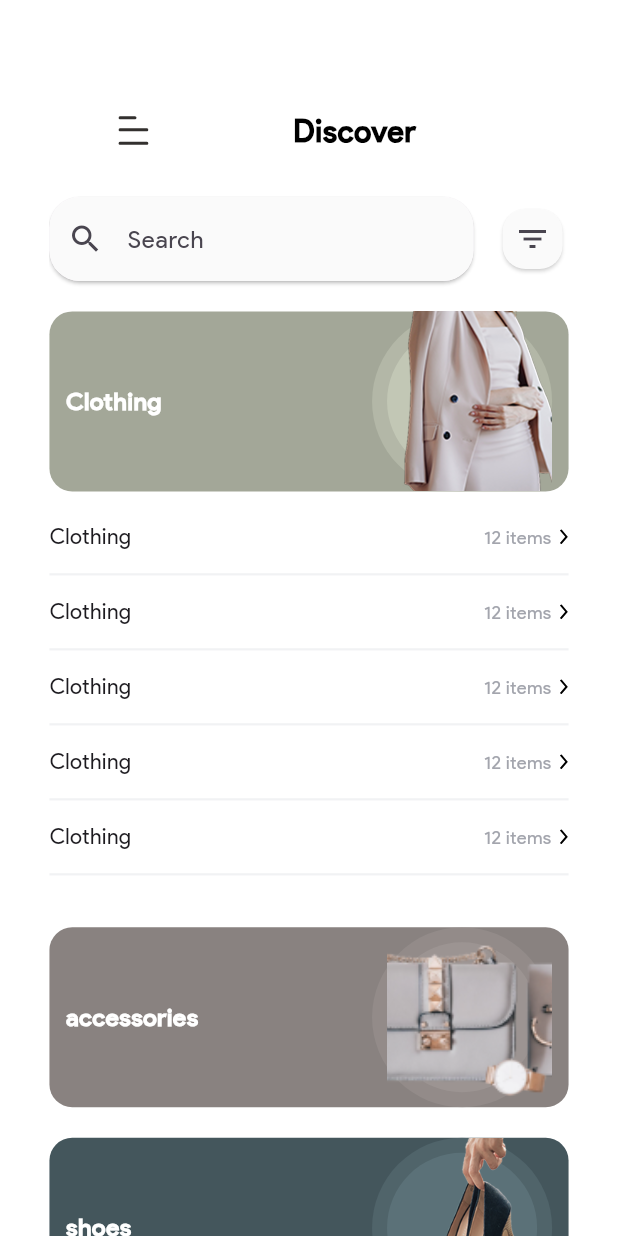
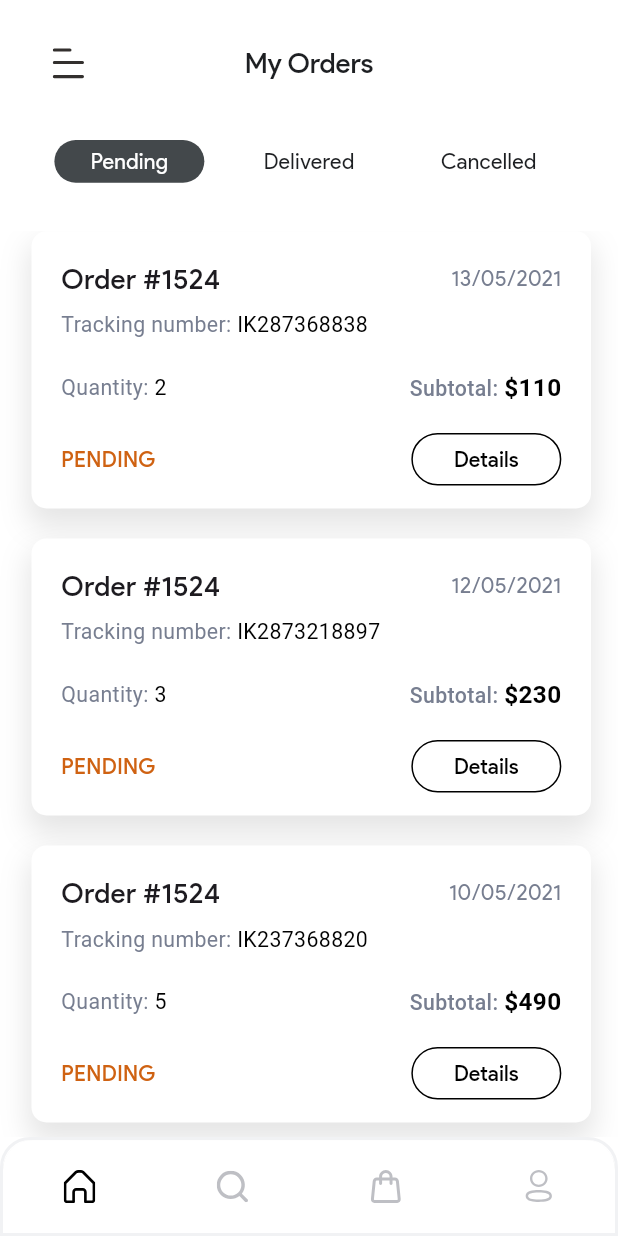
Before and after one commit to KhaledElalfy1/mentorship-ecommerce, a Flutter app: the screen it shows after launch, on a phone screen of 412 x 824 dp. Run offline on Flutter 3.47's test engine with Material 3 defaults, Android fonts, the phone set to English and light mode, and no system bars; our stand-ins replace carousel_slider, device_preview, flutter_bloc, flutter_rating_bar, flutter_screenutil, flutter_svg and 1 more.

Commit message:
Create My Orders Screens

```diff
--- a/analysis_options.yaml
+++ b/analysis_options.yaml
@@ -7,6 +7,9 @@
 
 # The following line activates a set of recommended lints for Flutter apps,
 # packages, and plugins designed to encourage good coding practices.
+analyzer:
+  errors:
+    library_private_types_in_public_api: ignore
 include: package:flutter_lints/flutter.yaml
 
 linter:
--- a/lib/core/routes/app_router.dart
+++ b/lib/core/routes/app_router.dart
@@ -6,6 +6,8 @@ import 'package:mentorship_ecommerce/features/home/presentation/view/home_view.d
 import 'package:mentorship_ecommerce/features/product_full/presentation/view/product_full_view.dart';
 import 'package:mentorship_ecommerce/features/search/presentation/logic/search_cubit/search_cubit.dart';
 import 'package:mentorship_ecommerce/features/search/presentation/view/search_view.dart';
+
+import '../../features/my_order/views/my_order_view.dart';
 
 class AppRouter {
   Route? generateRouter(RouteSettings settings) {
@@ -24,6 +26,8 @@ class AppRouter {
         );
       case Routes.productFull:
         return MaterialPageRoute(builder: (_) => const ProductFullView());
+        case Routes.myOrder:
+        return MaterialPageRoute(builder: (_) => const MyOrderView());
       default:
         return null;
     }
--- a/lib/core/routes/routes.dart
+++ b/lib/core/routes/routes.dart
@@ -9,6 +9,8 @@ class Routes {
   static const String about = '/about';
   static const String contact = '/contact';
   static const String notFound = '/not-found';
-    static const String productFull = '/ProductFull';
+  static const String productFull = '/ProductFull';
+  static const String myOrder = '/myOrder';
+
 
 }
--- a/lib/core/utils/app_color.dart
+++ b/lib/core/utils/app_color.dart
@@ -9,12 +9,19 @@ abstract class AppColor {
   static const titleColor = Color(0xff1D1F22);
   static const backgroundColor = Color(0xffFFFCFA);
   static const dividerColor = Color(0xffF3F3F6);
-  static const dotColor =Color(0xff4F4F4F);
+  static const dotColor = Color(0xff4F4F4F);
   static const starColor = Color(0xff508A7B);
-  static const favoriteIconColor =Color(0xffFF6E6E);
-
+  static const favoriteIconColor = Color(0xffFF6E6E);
   static const selectedTabColor = Color(0xff3A2C27);
   static const unSelectedTabColor = Color(0xff9D9D9D);
-
   static const textFiledFilledColor = Color(0xffFAFAFA);
+  static const textPendingColor = Color(0xffCF6212);
+  static const textDeliveredColor = Color(0xff009254);
+  static const textCanceledColor = Color(0xffC50000);
+  static const myOrderColor = Color(0xff1D1F22);
+  static const containerMyOrderColors = Color(0xff43484B);
+  static const whiteColor = Colors.white;
+  static const blackColor = Colors.black;
+  static const lightgrey = Color(0xff777E90);
+  static const unSelectedTabIconColor = Color(0xffBEBFC4);
 }
--- a/lib/core/utils/styles.dart
+++ b/lib/core/utils/styles.dart
@@ -6,8 +6,10 @@ abstract class Styles {
   static TextStyle textStyle14 = TextStyle(
     fontSize: 14.0.sp,
     fontWeight: FontWeight.w400,
+
   );
   static TextStyle textStyle16 = TextStyle(
+
     fontSize: 16.0.sp,
     fontWeight: FontWeight.bold,
   );
@@ -59,5 +61,6 @@ abstract class Styles {
     fontSize: 40.0.sp,
     fontWeight: FontWeight.bold,
 
+
   );
 }
--- /dev/null
+++ b/lib/core/utils/svgs.dart
@@ -0,0 +1,13 @@
+ class Svgs {
+
+  static const String menuIcon = 'assets/svgs/Menu_svg.svg';
+  static const String homeIcon = 'assets/svgs/home_icon.svg';
+  static const String bugIcon = 'assets/svgs/bug_icon.svg';
+  static const String searchIcon = 'assets/svgs/search_icon.svg';
+  static const String personIcon = 'assets/svgs/person_icon.svg';
+
+
+
+
+
+}
--- /dev/null
+++ b/lib/core/utils/widgets/font_weight_helper.dart
@@ -0,0 +1,12 @@
+import 'package:flutter/material.dart';
+
+class FontWeightHelper {
+  static const FontWeight thin = FontWeight.w100;
+  static const FontWeight extraLight = FontWeight.w200;
+  static const FontWeight light = FontWeight.w300;
+  static const FontWeight regular = FontWeight.w400;
+  static const FontWeight medium = FontWeight.w500;
+  static const FontWeight semiBold = FontWeight.w600;
+  static const FontWeight bold = FontWeight.w700;
+  static const FontWeight extraBold = FontWeight.w800;
+}
--- a/lib/ecommerce_app.dart
+++ b/lib/ecommerce_app.dart
@@ -3,6 +3,8 @@ import 'package:flutter_screenutil/flutter_screenutil.dart';
 import 'package:mentorship_ecommerce/constants.dart';
 import 'package:mentorship_ecommerce/core/routes/app_router.dart';
 import 'package:mentorship_ecommerce/core/routes/routes.dart';
+
+import 'core/utils/app_color.dart';
 
 class EcommerceApp extends StatelessWidget {
   const EcommerceApp({super.key});
@@ -16,9 +18,10 @@ class EcommerceApp extends StatelessWidget {
       child: MaterialApp(
         debugShowCheckedModeBanner: false,
         theme: ThemeData(
+          cardColor: AppColor.whiteColor,
           fontFamily: Constants.productSans,
         ),
-        initialRoute: Routes.discover,
+        initialRoute: Routes.myOrder,
         onGenerateRoute: AppRouter().generateRouter,
       ),
     );
--- /dev/null
+++ b/lib/features/my_order/views/my_order_view.dart
@@ -0,0 +1,16 @@
+import 'package:flutter/material.dart';
+
+import 'my_order_view_body.dart';
+
+class MyOrderView extends StatelessWidget {
+  const MyOrderView({super.key, });
+
+  @override
+  Widget build(BuildContext context) {
+    return const  SafeArea(
+      child: Scaffold(
+        body: MyOrderViewBody(),
+      ),
+    );
+  }
+}
--- /dev/null
+++ b/lib/features/my_order/views/my_order_view_body.dart
@@ -0,0 +1,75 @@
+import 'package:flutter/material.dart';
+import 'package:flutter_screenutil/flutter_screenutil.dart';
+import 'package:mentorship_ecommerce/core/utils/widgets/font_weight_helper.dart';
+import 'package:mentorship_ecommerce/features/my_order/widgets/my_order_list_view.dart';
+import '../../../core/utils/app_color.dart';
+import '../widgets/bottom_nav_bar.dart';
+import '../widgets/custom_app_bar.dart';
+
+class MyOrderViewBody extends StatefulWidget {
+  const MyOrderViewBody({super.key});
+
+  @override
+  State<MyOrderViewBody> createState() => _MyOrderViewBodyState();
+}
+
+class _MyOrderViewBodyState extends State<MyOrderViewBody> {
+  int _selectedTabIndex = 0; //* Intialize the index of the selected tab
+  int _selectedBottomNavIndex = 0; //* Intialize the index of the selected bottom navigation item
+
+  final List<String> _statuses = ["Pending", "Delivered", "Cancelled"];
+
+  @override
+  Widget build(BuildContext context) {
+    return Scaffold(
+      backgroundColor: AppColor.whiteColor,
+      appBar: const CustomAppBar(),
+      body: Column(
+        children: [
+          Padding(
+            padding: EdgeInsets.symmetric(vertical: 32.h, horizontal: 33.w),
+            child: Row(
+              mainAxisAlignment: MainAxisAlignment.spaceBetween,
+              children: List.generate(_statuses.length, (index) {
+                bool isSelected = _selectedTabIndex == index;
+                return GestureDetector(
+                  onTap: () {
+                    setState(() {
+                      _selectedTabIndex = index;
+                    });
+                  },
+                  child: Container(
+                    alignment: Alignment.center,
+                    width: 91.w,
+                    height: 28.h,
+                    decoration: BoxDecoration(
+                      color: isSelected ? AppColor.containerMyOrderColors : Colors.transparent,
+                      borderRadius: BorderRadius.circular(30.r),
+                    ),
+                    child: Text(
+                      _statuses[index],
+                      style: TextStyle(
+                        fontSize: 14.sp,
+                        fontWeight: FontWeightHelper.regular,
+                        color: isSelected ? Colors.white : AppColor.myOrderColor,
+                      ),
+                    ),
+                  ),
+                );
+              }),
+            ),
+          ),
+          Expanded(child: MyOrderListView(status: _statuses[_selectedTabIndex])),
+        ],
+      ),
+      bottomNavigationBar: BottomNavBar(
+        selectedIndex: _selectedBottomNavIndex,
+        onItemTapped: (index) {
+          setState(() {
+            _selectedBottomNavIndex = index; // تحديث لون الأيقونة عند النقر
+          });
+        },
+      ),
+    );
+  }
+}
--- /dev/null
+++ b/lib/features/my_order/widgets/bottom_nav_bar.dart
@@ -0,0 +1,82 @@
+import 'package:flutter/material.dart';
+import 'package:flutter_screenutil/flutter_screenutil.dart';
+import 'package:flutter_svg/flutter_svg.dart';
+import 'package:mentorship_ecommerce/core/utils/svgs.dart';
+import '../../../core/utils/app_color.dart';
+
+class BottomNavBar extends StatelessWidget {
+  final int selectedIndex;
+  final Function(int) onItemTapped;
+
+  const BottomNavBar({
+    super.key,
+    required this.selectedIndex,
+    required this.onItemTapped,
+  });
+
+  @override
+  Widget build(BuildContext context) {
+    return Container(
+      height: 65.h,
+      width: 370.w,
+      decoration: BoxDecoration(
+        borderRadius: const BorderRadius.only(
+          topLeft: Radius.circular(20),
+          topRight: Radius.circular(20),
+        ),
+        border: Border.all(
+          color: AppColor.lightgrey.withOpacity(0.1),
+          width: 2,
+        ),
+      ),
+      child: ClipRRect(
+        borderRadius: const BorderRadius.only(
+          topLeft: Radius.circular(20),
+          topRight: Radius.circular(20),
+        ),
+        child: Theme(
+          data: Theme.of(context).copyWith(
+            splashColor: Colors.transparent,
+            highlightColor: Colors.transparent,
+          ),
+          child: BottomNavigationBar(
+
+            backgroundColor: Colors.white,
+            currentIndex: selectedIndex,
+            onTap: onItemTapped,
+            type: BottomNavigationBarType.fixed,
+            enableFeedback: false,
+            selectedItemColor: Colors.transparent,
+            unselectedItemColor: AppColor.unSelectedTabIconColor,
+            showSelectedLabels: false,
+            showUnselectedLabels: false,
+            selectedFontSize: 0,
+            unselectedFontSize: 0,
+            items: [
+              _buildNavItem(Svgs.homeIcon, 0),
+              _buildNavItem(Svgs.searchIcon, 1),
+              _buildNavItem(Svgs.bugIcon, 2),
+              _buildNavItem(Svgs.personIcon, 3),
+            ],
+          ),
+        ),
+      ),
+    );
+  }
+  BottomNavigationBarItem _buildNavItem(String assetPath, int index) {
+  return BottomNavigationBarItem(
+    icon: SvgPicture.asset(
+      assetPath,
+      width: 21,
+      height: 22,
+      colorFilter: ColorFilter.mode(
+        selectedIndex == index
+            ? Colors.black
+            : AppColor.unSelectedTabIconColor,
+        BlendMode.srcIn,
+      ),
+    ),
+    label: '',
+  );
+}
+}
--- /dev/null
+++ b/lib/features/my_order/widgets/custom_app_bar.dart
@@ -0,0 +1,40 @@
+import 'package:flutter/material.dart';
+import 'package:flutter_screenutil/flutter_screenutil.dart';
+import 'package:flutter_svg/flutter_svg.dart';
+import 'package:mentorship_ecommerce/core/utils/svgs.dart';
+import '../../../core/utils/app_color.dart';
+import '../../../core/utils/styles.dart';
+import '../../../core/utils/widgets/font_weight_helper.dart';
+
+class CustomAppBar extends StatelessWidget implements PreferredSizeWidget {
+  const CustomAppBar({super.key});
+
+  @override
+  Widget build(BuildContext context) {
+    return AppBar(
+      backgroundColor: Colors.white,
+      centerTitle: true,
+      leading: Padding(
+        padding: EdgeInsets.only(left: 32.w,top: 28.h),
+        child: SvgPicture.asset(
+          Svgs.menuIcon,
+          width: 18.w,
+          height: 17.h,
+        ),
+      ),
+      title: Padding(
+        padding: EdgeInsets.only(top: 28.h),
+        child: Text(
+          "My Orders",
+          style: Styles.textStyle18.copyWith(
+            color: AppColor.myOrderColor,
+            fontWeight: FontWeightHelper.medium,
+          ),
+        ),
+      ),
+    );
+  }
+
+  @override
+  Size get preferredSize => Size.fromHeight(60.h);
+}
--- /dev/null
+++ b/lib/features/my_order/widgets/custom_outline_button.dart
@@ -0,0 +1,25 @@
+import 'package:flutter/material.dart';
+
+class CustomOutlineButton extends StatelessWidget {
+  const CustomOutlineButton({
+    super.key,
+  });
+
+  @override
+  Widget build(BuildContext context) {
+    return OutlinedButton(
+      style: OutlinedButton.styleFrom(
+        minimumSize: const Size(100, 35), // العرض والارتفاع
+        side: const BorderSide(color: Colors.black, width: 1), // لون وسمك الحدود
+        shape: RoundedRectangleBorder(
+          borderRadius: BorderRadius.circular(17.5), // تقويس الزوايا
+        ),
+      ),
+      onPressed: () {},
+      child: const Text(
+        "Details",
+        style: TextStyle(fontSize: 14, color: Colors.black), // حجم ولون النص
+      ),
+    );
+  }
+}
--- /dev/null
+++ b/lib/features/my_order/widgets/my_order_list_view.dart
@@ -0,0 +1,139 @@
+import 'package:flutter/material.dart';
+import 'package:flutter_screenutil/flutter_screenutil.dart';
+import 'package:mentorship_ecommerce/core/utils/app_color.dart';
+import 'package:mentorship_ecommerce/core/utils/widgets/font_weight_helper.dart';
+
+import '../../../core/utils/styles.dart';
+import 'custom_outline_button.dart';
+
+class MyOrderListView extends StatelessWidget {
+  final String status;
+
+  const MyOrderListView({super.key, required this.status});
+
+  static const List<Map<String, dynamic>> orders = [
+    {"id": 1524, "tracking_number": "IK987362341", "quantity": 2, "subtotal": 110, "status": "Delivered", "date": "13/05/2021"},
+    {"id": 1679, "tracking_number": "IK3873218890", "quantity": 2, "subtotal": 450, "status": "Delivered", "date": "12/05/2021"},
+    {"id": 1671, "tracking_number": "IK237368881", "quantity": 3, "subtotal": 400, "status": "Delivered", "date": "10/05/2021"},
+    {"id": 1524, "tracking_number": "IK287368838", "quantity": 2, "subtotal": 110, "status": "Pending", "date": "13/05/2021"},
+    {"id": 1524, "tracking_number": "IK2873218897", "quantity": 3, "subtotal": 230, "status": "Pending", "date": "12/05/2021"},
+    {"id": 1524, "tracking_number": "IK237368820", "quantity": 5, "subtotal": 490, "status": "Pending", "date": "10/05/2021"},
+    {"id": 1829, "tracking_number": "IK287368831", "quantity": 3, "subtotal": 210, "status": "Cancelled", "date": "10/05/2021"},
+    {"id": 1824, "tracking_number": "IK2882918812", "quantity": 3, "subtotal": 120, "status": "Cancelled", "date": "10/05/2021"},
+  ];
+
+  @override
+  Widget build(BuildContext context) {
+    List<Map<String, dynamic>> filteredOrders = orders
+        .where((order) => order["status"].toString().toLowerCase() == status.toLowerCase())
+        .toList();
+    return ListView.builder(
+      itemCount: filteredOrders.length,
+      itemBuilder: (context, index) {
+        final order = filteredOrders[index];
+        return Padding(
+          padding: const EdgeInsets.only(left: 21, right: 18, bottom: 20, ),
+          child: Container(
+            width: 336.w,
+            height: 182.h,
+            decoration: BoxDecoration(
+              color: Colors.white,
+              borderRadius: BorderRadius.circular(10),
+              boxShadow: [
+                BoxShadow(
+                  color: Colors.black.withOpacity(0.1),
+                  blurRadius: 16,
+                  spreadRadius: 2,
+                  offset: const Offset(0, 10),
+                ),
+              ],
+            ),
+            child: Padding(
+              padding: EdgeInsets.only(left: 18.w,top: 18.h,right: 18.w),
+              child: SingleChildScrollView(
+                child: Column(
+
+                  crossAxisAlignment: CrossAxisAlignment.start,
+                  children: [
+                    Row(
+                      mainAxisAlignment: MainAxisAlignment.spaceBetween,
+                      children: [
+                        Text(
+
+                          "Order #${order['id']}",
+                          style: Styles.textStyle18.copyWith(fontWeight: FontWeightHelper.semiBold),
+                        ),
+                        Text(
+                          order["date"],
+                          style: Styles.textStyle14.copyWith(color: AppColor.lightgrey),
+                        ),
+                      ],
+                    ),
+                     SizedBox(height: 8.h),
+                    Text.rich(
+                      TextSpan(
+                        text: "Tracking number: ",
+                        style: Styles.textStyle14.copyWith(color: AppColor.lightgrey),
+                        children: [
+                          TextSpan(
+                            text: order['tracking_number'],
+                            style: Styles.textStyle14.copyWith(fontWeight: FontWeightHelper.regular, color: Colors.black),
+                          ),
+                        ],
+                      ),
+                    ),
+                     SizedBox(height: 20.h),
+                    Row(
+                      mainAxisAlignment: MainAxisAlignment.spaceBetween,
+                      children: [
+                        Text.rich(
+                      TextSpan(
+                        text: "Quantity: ",
+                        style: Styles.textStyle14.copyWith(color: AppColor.lightgrey),
+                        children: [
+                          TextSpan(
+                            text: order['quantity'].toString(),
+                            style: Styles.textStyle14.copyWith(fontWeight: FontWeightHelper.regular, color: Colors.black),
+                          ),
+                        ],
+                      ),
+                    ),
+                        Text.rich(
+                          TextSpan(
+                            text: "Subtotal: ",
+                            style: Styles.textStyle14.copyWith(color: AppColor.lightgrey,fontWeight: FontWeightHelper.medium),
+                            children: [
+                              TextSpan(
+                                text: "\$${order['subtotal']}",
+                                style: Styles.textStyle16.copyWith(fontWeight: FontWeightHelper.semiBold, color: Colors.black),
+                              ),
+                            ],
+                          ),
+                        ),
+                      ],
+                    ),
+                     SizedBox(height: 12.h),
+                    Row(
+                      mainAxisAlignment: MainAxisAlignment.spaceBetween,
+                      children: [
+                        Text(
+                          order["status"].toUpperCase(),
+                          style: Styles.textStyle14.copyWith(fontWeight: FontWeightHelper.medium, color: order["status"].toLowerCase() == "pending"
+                                ? AppColor.textPendingColor
+                                : order["status"].toLowerCase() == "delivered"
+                                    ? AppColor.textDeliveredColor
+                                    : AppColor.textCanceledColor,),
+                        ),
+                       const CustomOutlineButton()
+                      ],
+                    ),
+                  ],
+                ),
+              ),
+            ),
+          ),
+        );
+      },
+    );
+  }
+}
```
Also changed, not shown: pubspec.yaml (+4 -3 lines), assets/svgs/Menu_svg.svg (added), assets/svgs/bug_icon.svg (added), assets/svgs/home_icon.svg (added), assets/svgs/person_icon.svg (added), assets/svgs/search_icon.svg (added), pubspec.lock, 2 other files.
